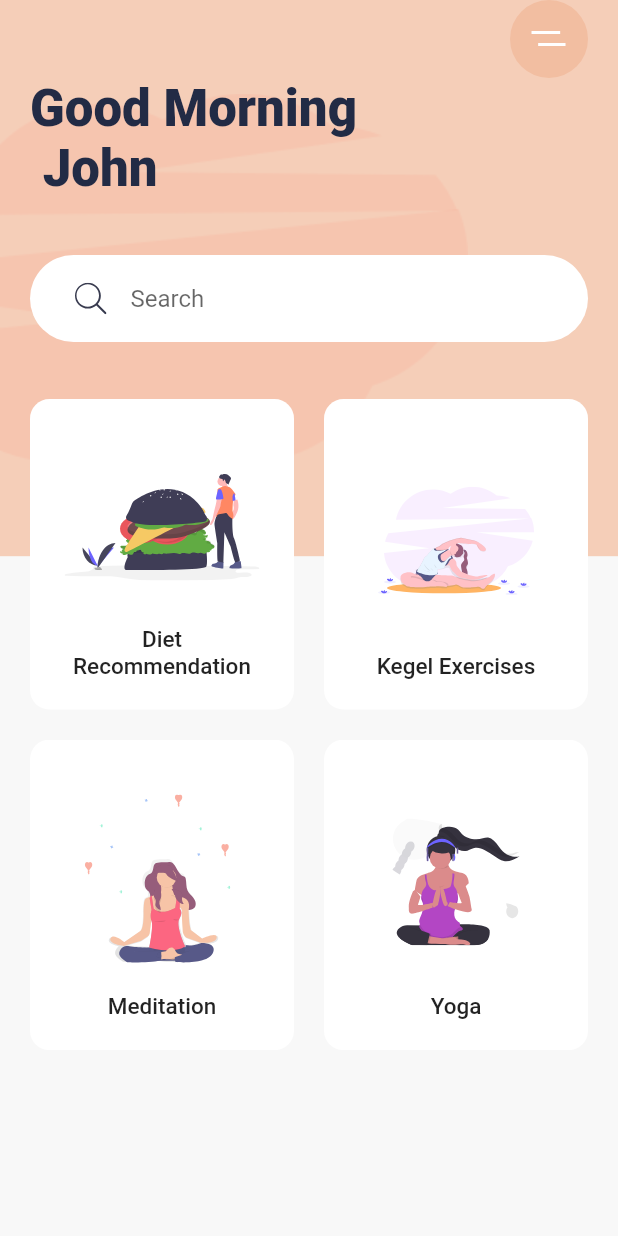
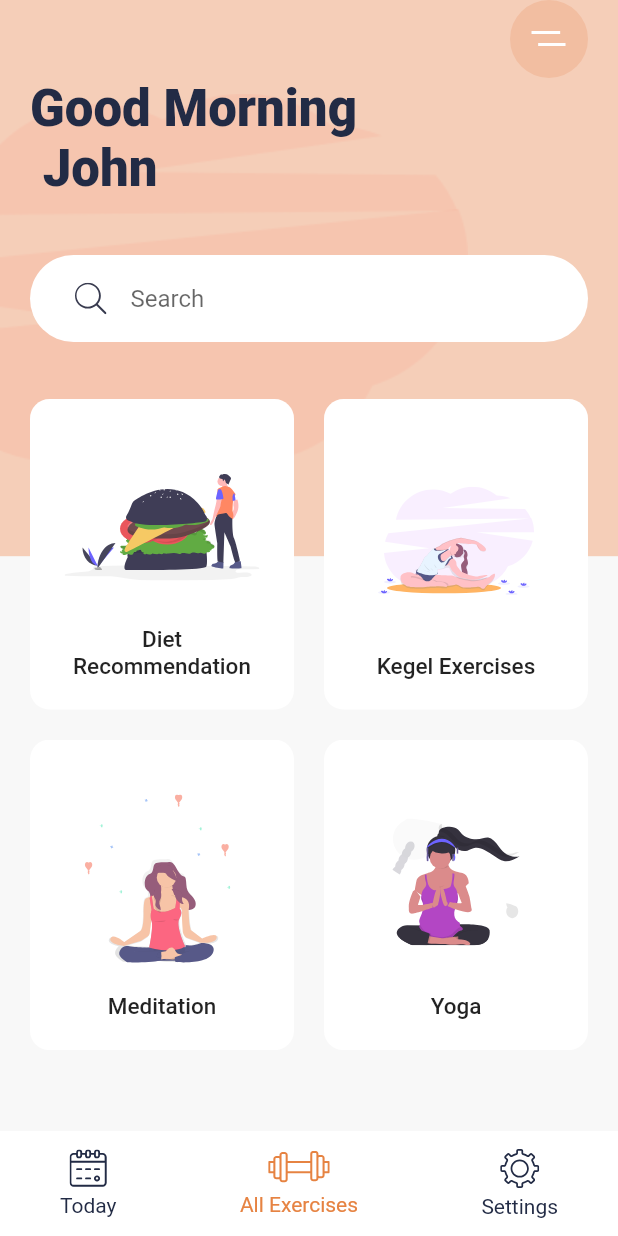
Before and after one commit to johnwanjema/Gym-It, a Flutter app: the screen it shows after launch, on a phone screen of 412 x 824 dp. Run offline on Flutter 3.47's test engine with Material 2 defaults, Android fonts, the phone set to English and light mode, and no system bars; our stand-ins replace flutter_svg.

Commit message:
change active route

```diff
--- a/lib/main.dart
+++ b/lib/main.dart
@@ -2,6 +2,7 @@ import 'package:flutter/material.dart';
 import 'package:flutter/painting.dart';
 import 'package:flutter_svg/flutter_svg.dart';
 import 'package:the_flutter_way/constants.dart';
+import 'package:the_flutter_way/widgets/bottom_nav_bar.dart';
 import 'package:the_flutter_way/widgets/category_card.dart';
 
 void main() => runApp(MyApp());
@@ -29,6 +30,7 @@ class HomeScreen extends StatelessWidget {
   Widget build(BuildContext context) {
     var size = MediaQuery.of(context).size; //give height and width of device
     return Scaffold(
+      bottomNavigationBar: BottomNavBar(),
       body: Stack(
         children: <Widget>[
           Container(
@@ -87,22 +89,22 @@ class HomeScreen extends StatelessWidget {
                         categoryCard(
                           title: 'Diet Recommendation',
                           svgSrc: 'assets/icons/Hamburger.svg',
-                          press: (){},
+                          press: () {},
                         ),
                         categoryCard(
                           title: 'Kegel Exercises',
                           svgSrc: 'assets/icons/Excrecises.svg',
-                          press: (){},
+                          press: () {},
                         ),
                         categoryCard(
                           title: 'Meditation',
                           svgSrc: 'assets/icons/Meditation.svg',
-                          press: (){},
+                          press: () {},
                         ),
                         categoryCard(
                           title: 'Yoga',
                           svgSrc: 'assets/icons/yoga.svg',
-                          press: (){},
+                          press: () {},
                         ),
                       ],
                     ),
```
